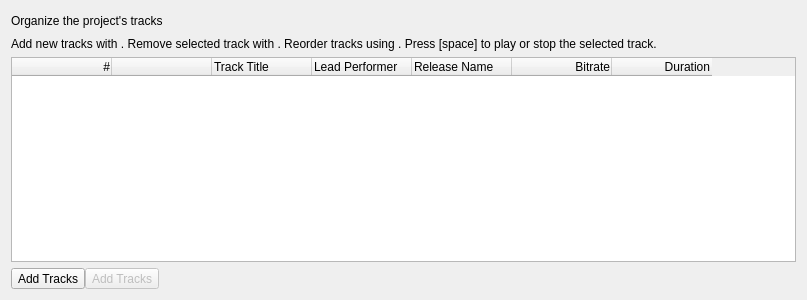
Old version of the form resources/ui/track_list_page.ui in the repository Iconoclasteinc/tgit.
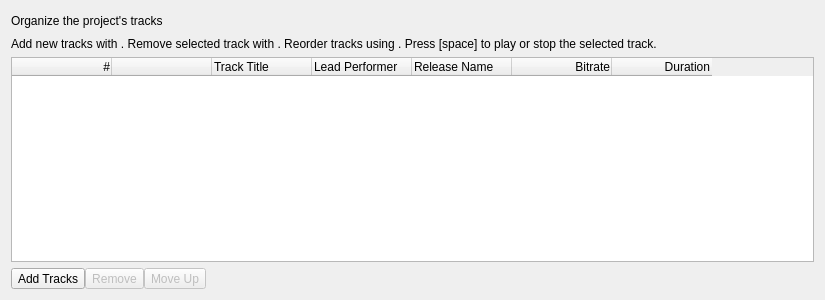
New version of the form. Icons and pictures are not drawn.

Commit message: Add a button to the track list page to move a track up in the list

Diff of the .ui file:
```diff
--- a/resources/ui/track_list_page.ui
+++ b/resources/ui/track_list_page.ui
@@ -6,7 +6,7 @@
    <rect>
     <x>0</x>
     <y>0</y>
-    <width>807</width>
+    <width>825</width>
     <height>300</height>
    </rect>
   </property>
@@ -200,7 +200,7 @@
 }</string>
        </property>
        <property name="text">
-        <string>Add Tracks</string>
+        <string>Remove</string>
        </property>
        <property name="icon">
         <iconset>
@@ -208,6 +208,28 @@
        </property>
       </widget>
      </item>
+     <item>
+      <widget class="QToolButton" name="_move_track_up_button">
+       <property name="enabled">
+        <bool>false</bool>
+       </property>
+       <property name="styleSheet">
+        <string notr="true">QToolButton[style=QMacStyle] {
+                                    margin: 0;
+                                    min-height: 20px;
+                                    min-width: 20px;
+                                    }
+                                </string>
+       </property>
+       <property name="text">
+        <string>Move Up</string>
+       </property>
+       <property name="icon">
+        <iconset>
+         <normaloff>:/icons/move-up</normaloff>:/icons/move-up</iconset>
+       </property>
+      </widget>
+     </item>
      <item>
       <spacer name="horizontalSpacer_2">
        <property name="orientation">
```
Left out of the diff: 79 changed lines with no effect on the pictures. The commit also changes 8 other files.
